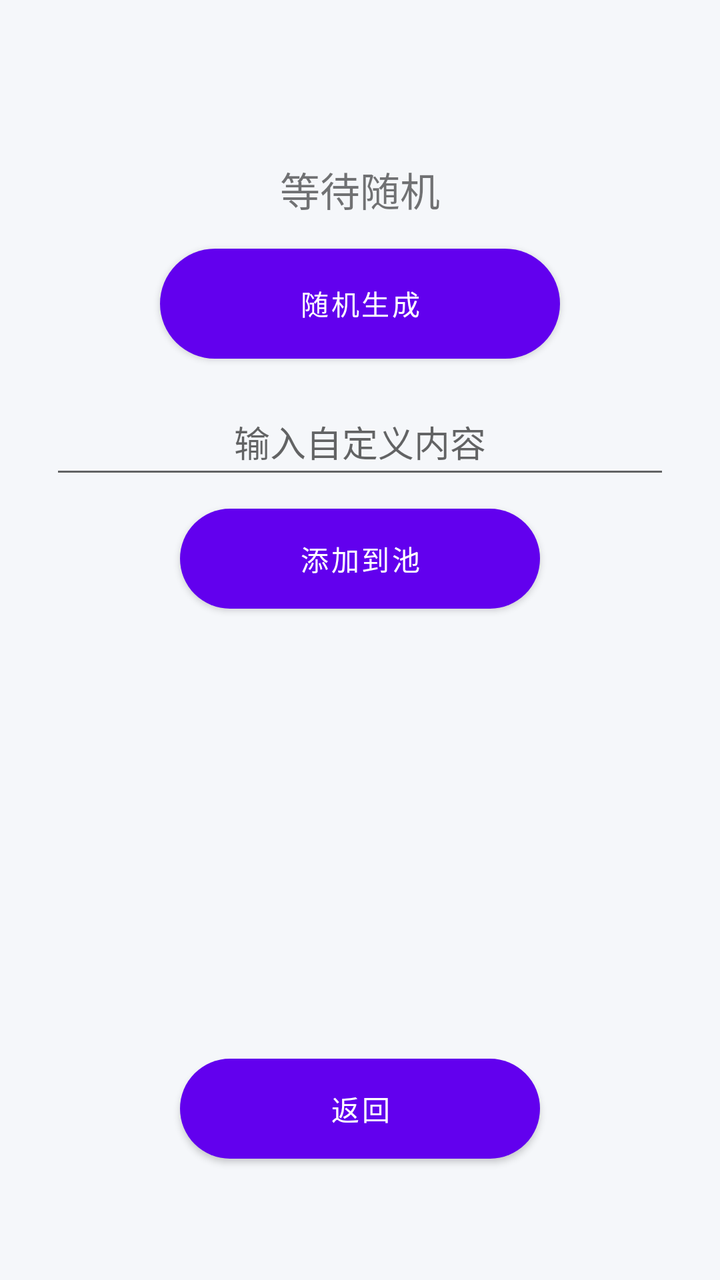
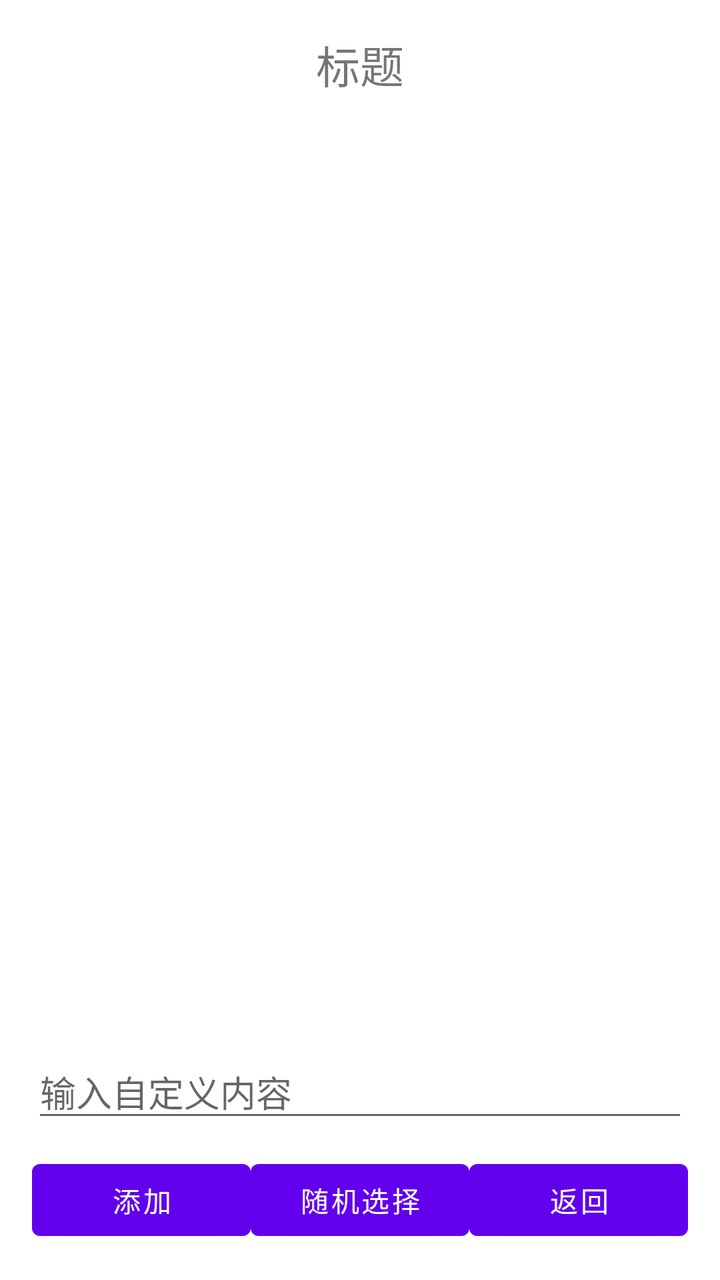

Two renders of the same Android screen: before a commit and after it. Below are the layout's source before the change and the commit's diff.
<!-- AndroidManifest.xml: application theme Theme.ChooseHelper202 -->
<!-- res/layout/activity_base_random.xml -->
<?xml version="1.0" encoding="utf-8"?>
<LinearLayout xmlns:android="http://schemas.android.com/apk/res/android" android:layout_width="match_parent" android:layout_height="match_parent" android:orientation="vertical" android:gravity="center_horizontal" android:padding="25dp" android:background="#F5F7FA">
    <TextView android:id="@+id/tv_title" android:layout_width="wrap_content" android:layout_height="wrap_content" android:textSize="26sp" android:textStyle="bold"/>
    <TextView android:id="@+id/tv_result" android:layout_width="wrap_content" android:layout_height="wrap_content" android:text="等待随机" android:textSize="20sp" android:layout_marginTop="20dp"/>
    <Button android:id="@+id/btn_random" android:layout_width="200dp" android:layout_height="55dp" android:text="随机生成" android:background="@drawable/btn_primary" android:textColor="#fff" android:layout_marginTop="15dp"/>
    <EditText android:id="@+id/et_input" android:layout_width="match_parent" android:layout_height="50dp" android:hint="输入自定义内容" android:gravity="center" android:layout_marginTop="15dp"/>
    <Button android:id="@+id/btn_add" android:layout_width="180dp" android:layout_height="50dp" android:text="添加到池" android:background="@drawable/btn_warn" android:textColor="#fff" android:layout_marginTop="10dp"/>
    <ListView android:id="@+id/lv_list" android:layout_width="match_parent" android:layout_height="200dp" android:layout_marginTop="15dp"/>
    <Button android:id="@+id/btn_back" android:layout_width="180dp" android:layout_height="50dp" android:text="返回" android:background="@drawable/btn_grey" android:textColor="#fff" android:layout_marginTop="10dp"/>
</LinearLayout>
<!-- resources referenced by this layout -->
<resources>
  <!-- drawable btn_grey (drawable) -->
  <?xml version="1.0" encoding="utf-8"?>
  <shape xmlns:android="http://schemas.android.com/apk/res/android">
      <solid android:color="#788090"/>
      <corners android:radius="30dp"/>
  </shape>
  <!-- drawable btn_primary (drawable) -->
  <?xml version="1.0" encoding="utf-8"?>
  <shape xmlns:android="http://schemas.android.com/apk/res/android">
      <gradient
          android:startColor="#5B7FFF"
          android:endColor="#3A5FDD"
          android:angle="45"/>
      <corners android:radius="30dp"/>
  </shape>
  <!-- drawable btn_warn (drawable) -->
  <?xml version="1.0" encoding="utf-8"?>
  <shape xmlns:android="http://schemas.android.com/apk/res/android">
      <gradient
          android:startColor="#FFA048"
          android:endColor="#FF6E2F"
          android:angle="45"/>
      <corners android:radius="30dp"/>
  </shape>
  <style name="Theme.ChooseHelper202" parent="Theme.MaterialComponents.DayNight.NoActionBar">
          <item name="colorPrimary">#6200EE</item>
          <item name="colorPrimaryVariant">#3700B3</item>
          <item name="colorOnPrimary">#FFFFFF</item>
          <item name="colorSecondary">#03DAC5</item>
          <item name="colorSecondaryVariant">#018786</item>
          <item name="colorOnSecondary">#000000</item>
          <item name="android:statusBarColor">?attr/colorPrimaryVariant</item>
      </style>
</resources>

<!-- the commit's change to res/layout/activity_base_random.xml (unified diff, before → after) -->
@@ -1,10 +1,57 @@
 <?xml version="1.0" encoding="utf-8"?>
-<LinearLayout xmlns:android="http://schemas.android.com/apk/res/android" android:layout_width="match_parent" android:layout_height="match_parent" android:orientation="vertical" android:gravity="center_horizontal" android:padding="25dp" android:background="#F5F7FA">
-    <TextView android:id="@+id/tv_title" android:layout_width="wrap_content" android:layout_height="wrap_content" android:textSize="26sp" android:textStyle="bold"/>
-    <TextView android:id="@+id/tv_result" android:layout_width="wrap_content" android:layout_height="wrap_content" android:text="等待随机" android:textSize="20sp" android:layout_marginTop="20dp"/>
-    <Button android:id="@+id/btn_random" android:layout_width="200dp" android:layout_height="55dp" android:text="随机生成" android:background="@drawable/btn_primary" android:textColor="#fff" android:layout_marginTop="15dp"/>
-    <EditText android:id="@+id/et_input" android:layout_width="match_parent" android:layout_height="50dp" android:hint="输入自定义内容" android:gravity="center" android:layout_marginTop="15dp"/>
-    <Button android:id="@+id/btn_add" android:layout_width="180dp" android:layout_height="50dp" android:text="添加到池" android:background="@drawable/btn_warn" android:textColor="#fff" android:layout_marginTop="10dp"/>
-    <ListView android:id="@+id/lv_list" android:layout_width="match_parent" android:layout_height="200dp" android:layout_marginTop="15dp"/>
-    <Button android:id="@+id/btn_back" android:layout_width="180dp" android:layout_height="50dp" android:text="返回" android:background="@drawable/btn_grey" android:textColor="#fff" android:layout_marginTop="10dp"/>
+<LinearLayout xmlns:android="http://schemas.android.com/apk/res/android"
+    android:layout_width="match_parent"
+    android:layout_height="match_parent"
+    android:orientation="vertical"
+    android:padding="16dp">
+
+    <TextView
+        android:id="@+id/tv_title"
+        android:layout_width="match_parent"
+        android:layout_height="wrap_content"
+        android:text="标题"
+        android:textSize="22sp"
+        android:gravity="center"
+        android:layout_marginBottom="16dp"/>
+
+    <ListView
+        android:id="@+id/lv_list"
+        android:layout_width="match_parent"
+        android:layout_height="0dp"
+        android:layout_weight="1"/>
+
+    <EditText
+        android:id="@+id/et_input"
+        android:layout_width="match_parent"
+        android:layout_height="wrap_content"
+        android:hint="输入自定义内容"/>
+
+    <LinearLayout
+        android:layout_width="match_parent"
+        android:layout_height="wrap_content"
+        android:layout_marginTop="10dp">
+
+        <Button
+            android:id="@+id/btn_add"
+            android:layout_width="0dp"
+            android:layout_height="wrap_content"
+            android:layout_weight="1"
+            android:text="添加"/>
+
+        <Button
+            android:id="@+id/btn_random"
+            android:layout_width="0dp"
+            android:layout_height="wrap_content"
+            android:layout_weight="1"
+            android:text="随机选择"/>
+
+        <Button
+            android:id="@+id/btn_back"
+            android:layout_width="0dp"
+            android:layout_height="wrap_content"
+            android:layout_weight="1"
+            android:text="返回"/>
+
+    </LinearLayout>
+
 </LinearLayout>
<!-- resource entries referenced after the edit -->
@@ -1,29 +1,5 @@
 <!-- resources referenced by this layout -->
 <resources>
-  <!-- drawable btn_grey (drawable) -->
-  <?xml version="1.0" encoding="utf-8"?>
-  <shape xmlns:android="http://schemas.android.com/apk/res/android">
-      <solid android:color="#788090"/>
-      <corners android:radius="30dp"/>
-  </shape>
-  <!-- drawable btn_primary (drawable) -->
-  <?xml version="1.0" encoding="utf-8"?>
-  <shape xmlns:android="http://schemas.android.com/apk/res/android">
-      <gradient
-          android:startColor="#5B7FFF"
-          android:endColor="#3A5FDD"
-          android:angle="45"/>
-      <corners android:radius="30dp"/>
-  </shape>
-  <!-- drawable btn_warn (drawable) -->
-  <?xml version="1.0" encoding="utf-8"?>
-  <shape xmlns:android="http://schemas.android.com/apk/res/android">
-      <gradient
-          android:startColor="#FFA048"
-          android:endColor="#FF6E2F"
-          android:angle="45"/>
-      <corners android:radius="30dp"/>
-  </shape>
   <style name="Theme.ChooseHelper202" parent="Theme.MaterialComponents.DayNight.NoActionBar">
           <item name="colorPrimary">#6200EE</item>
           <item name="colorPrimaryVariant">#3700B3</item>
